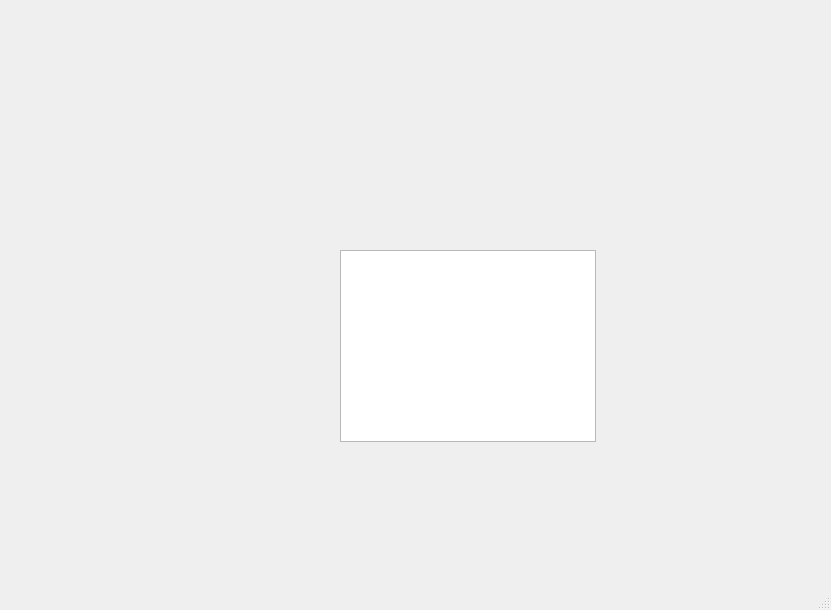
Old version of the form Python/ui.ui in the repository WorldOfWheat/test.
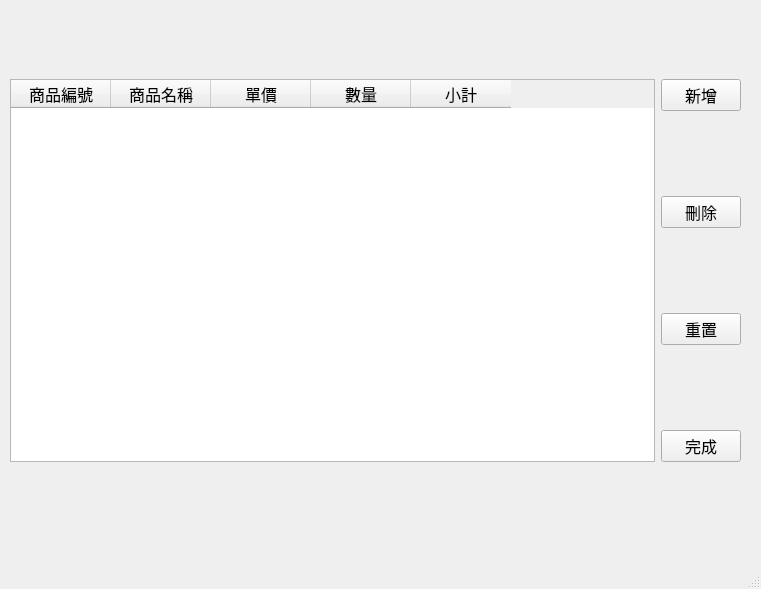
New version of the form.

```diff
--- a/Python/ui.ui
+++ b/Python/ui.ui
@@ -6,8 +6,8 @@
    <rect>
     <x>0</x>
     <y>0</y>
-    <width>831</width>
-    <height>610</height>
+    <width>761</width>
+    <height>589</height>
    </rect>
   </property>
   <property name="font">
@@ -20,15 +20,74 @@
    <string>MainWindow</string>
   </property>
   <widget class="QWidget" name="centralwidget">
-   <widget class="QTableWidget" name="tableWidget">
+   <widget class="QWidget" name="gridLayoutWidget">
     <property name="geometry">
      <rect>
-      <x>340</x>
-      <y>250</y>
-      <width>256</width>
-      <height>192</height>
+      <x>10</x>
+      <y>0</y>
+      <width>731</width>
+      <height>541</height>
      </rect>
     </property>
+    <layout class="QGridLayout" name="gridLayout">
+     <item row="2" column="1">
+      <widget class="QPushButton" name="pushButton_3">
+       <property name="text">
+        <string>重置</string>
+       </property>
+      </widget>
+     </item>
+     <item row="1" column="1">
+      <widget class="QPushButton" name="pushButton_2">
+       <property name="text">
+        <string>刪除</string>
+       </property>
+      </widget>
+     </item>
+     <item row="0" column="1">
+      <widget class="QPushButton" name="pushButton">
+       <property name="text">
+        <string>新增</string>
+       </property>
+      </widget>
+     </item>
+     <item row="3" column="1">
+      <widget class="QPushButton" name="pushButton_4">
+       <property name="text">
+        <string>完成</string>
+       </property>
+      </widget>
+     </item>
+     <item row="0" column="0" rowspan="4">
+      <widget class="QTableWidget" name="tableWidget">
+       <column>
+        <property name="text">
+         <string>商品編號</string>
+        </property>
+       </column>
+       <column>
+        <property name="text">
+         <string>商品名稱</string>
+        </property>
+       </column>
+       <column>
+        <property name="text">
+         <string>單價</string>
+        </property>
+       </column>
+       <column>
+        <property name="text">
+         <string>數量</string>
+        </property>
+       </column>
+       <column>
+        <property name="text">
+         <string>小計</string>
+        </property>
+       </column>
+      </widget>
+     </item>
+    </layout>
    </widget>
   </widget>
   <widget class="QMenuBar" name="menubar">
```
Left out of the diff: 4 changed lines with no effect on the pictures.
